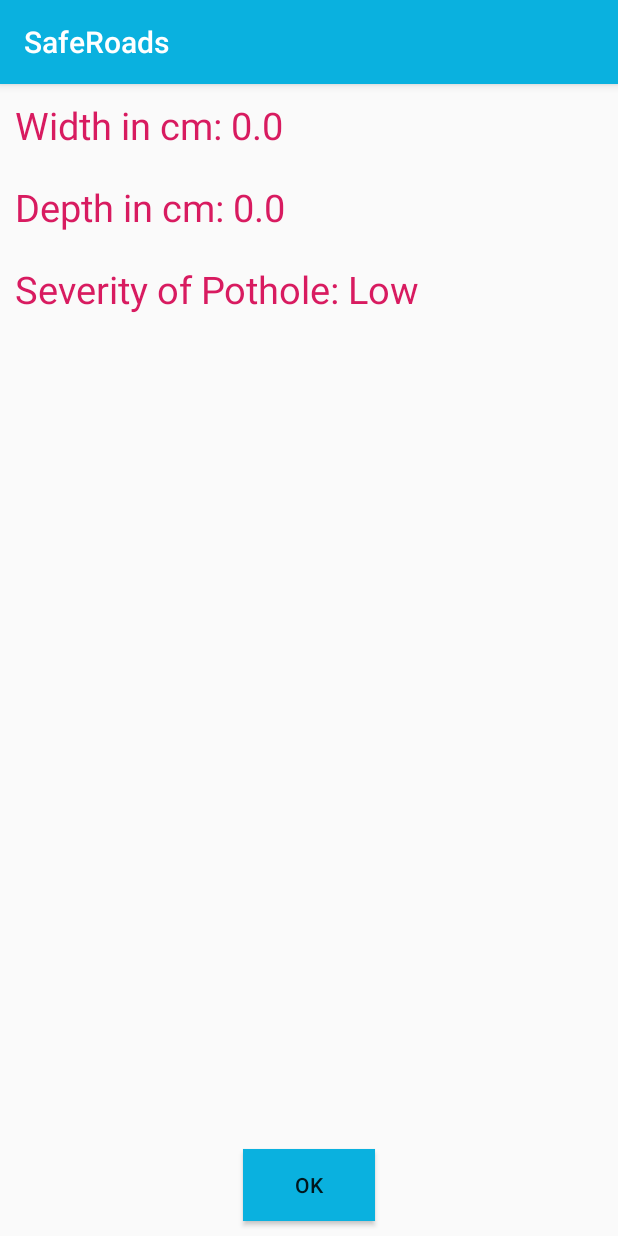
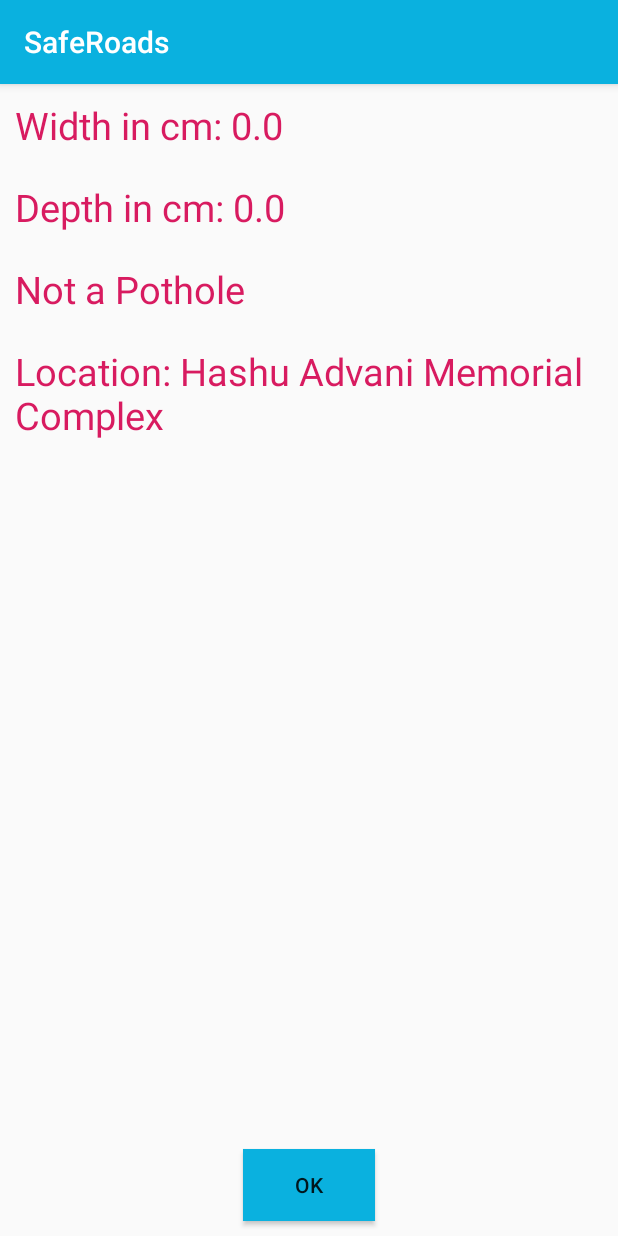
Before and after one commit to Yogita98/DeepBlue_CSP, an Android app: the showdimensions screen opened directly, with no data from a screen before it, on a phone screen of 412 x 824 dp. Run offline under Robolectric (Android 15) with nearby library versions, the phone set to English and light mode, and no system bars; 4 statements that could not run were skipped.

Commit message:
GPS integrated

```diff
--- a/app/src/main/java/com/example/android/potholedetection/editsideimage.java
+++ b/app/src/main/java/com/example/android/potholedetection/editsideimage.java
@@ -71,7 +71,7 @@ public class editsideimage extends AppCompatActivity implements PaintViewInterfa
 //                Log.d("Array topX[0] is: ",String.valueOf(arrayXf[0]));
 //                Log.d("Array topY[0] is: ",String.valueOf(arrayYf[0]));
 
-                Intent in = new Intent(editsideimage.this, dimensions.class);
+                Intent in = new Intent(editsideimage.this, CurrentLocation.class);
                 Bundle bundle = new Bundle();
                 bundle.putFloatArray("arraytX", arrayt1X);
                 bundle.putFloatArray("arraytY", arrayt1Y);
--- a/app/src/main/java/com/example/android/potholedetection/showdimensions.java
+++ b/app/src/main/java/com/example/android/potholedetection/showdimensions.java
@@ -14,7 +14,8 @@ public class showdimensions extends AppCompatActivity {
     protected void onCreate(Bundle savedInstanceState) {
         super.onCreate(savedInstanceState);
         setContentView(R.layout.activity_showdimensions);
-        String severity1 = "Severity of Pothole: Low";
+        String severity1 = "Not a Pothole";
+        String location1 = "Hashu Advani Memorial Complex";
 
         Bundle bundle = getIntent().getExtras();
         shoesize = bundle.getInt("Shoesize");
@@ -31,13 +32,16 @@ public class showdimensions extends AppCompatActivity {
         String width1 = "Width in cm: " + String.valueOf(widthincm);
         String depth1 = "Depth in cm: " + String.valueOf(depthincm);
         //String severity1 = "Severity of Pothole: " + String.valueOf(severity);
+        String location2 = "Location: " + location1;
         TextView width = (TextView)findViewById(R.id.show_width);
-        TextView depth = (TextView)findViewById(R.id.show_depth);;
+        TextView depth = (TextView)findViewById(R.id.show_depth);
         TextView severity = (TextView)findViewById(R.id.show_severity);
+        TextView location = (TextView)findViewById(R.id.show_location);
 
         width.setText(width1);
         depth.setText(depth1);
         severity.setText(severity1);
+        location.setText(location2);
 
         Button b1 = (Button) findViewById(R.id.mainscreen);
         b1.setOnClickListener(new View.OnClickListener(){
--- a/app/src/main/res/layout/activity_editsideimage.xml
+++ b/app/src/main/res/layout/activity_editsideimage.xml
@@ -24,7 +24,7 @@
         android:layout_alignParentRight="true"
         android:background="@color/colorPrimary"
         android:layout_margin="5dp"
-        android:text="Next Image"/>
+        android:text="Get Location"/>
 
 
     <com.example.android.potholedetection.PaintView1
--- a/app/src/main/res/layout/activity_showdimensions.xml
+++ b/app/src/main/res/layout/activity_showdimensions.xml
@@ -35,6 +35,18 @@
         android:textSize="25dp"
         />
 
+    <TextView
+        android:layout_width="wrap_content"
+        android:layout_height="wrap_content"
+        android:id="@+id/show_location"
+        android:layout_margin="10dp"
+        android:layout_below="@id/show_severity"
+        android:textColor="#D81B60"
+
+        android:textSize="25dp"
+        />
+
+
     <Button
         android:id="@+id/mainscreen"
         android:layout_width="wrap_content"
--- a/app/src/main/res/values/strings.xml
+++ b/app/src/main/res/values/strings.xml
@@ -1,6 +1,11 @@
 <resources>
     <string name="app_name">Pothole Detection</string>
     <string name="app_name1">SafeRoads</string>
+    <string name="title_activity_maps">SafeRoads</string>
+    <string name="default_info_title">Default Location</string>
+    <string name="default_info_snippet">No places found, because location permission is disabled.</string>
+    <string name="option_get_place"></string>
+    <string name="pick_place">Choose a place</string>
 
     <string name="picture">Picture</string>
     <string name="description_info">Info</string>
```
Also changed, not shown: app/build.gradle (+7 -0 lines), app/src/main/AndroidManifest.xml (+18 -1 lines).
